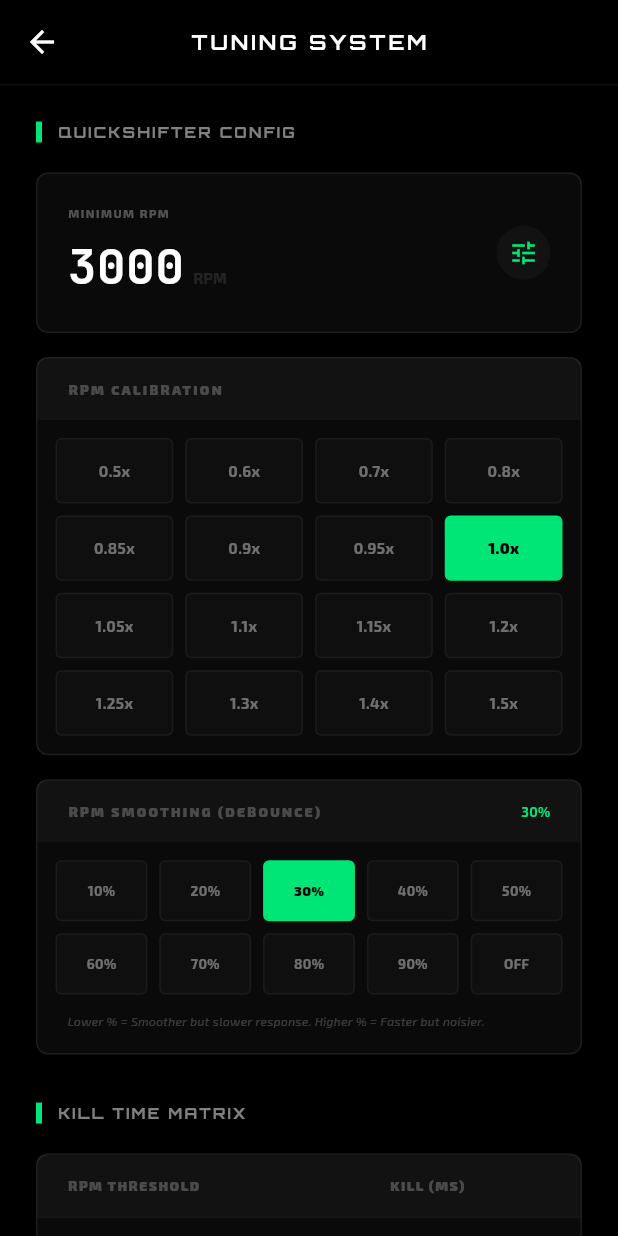
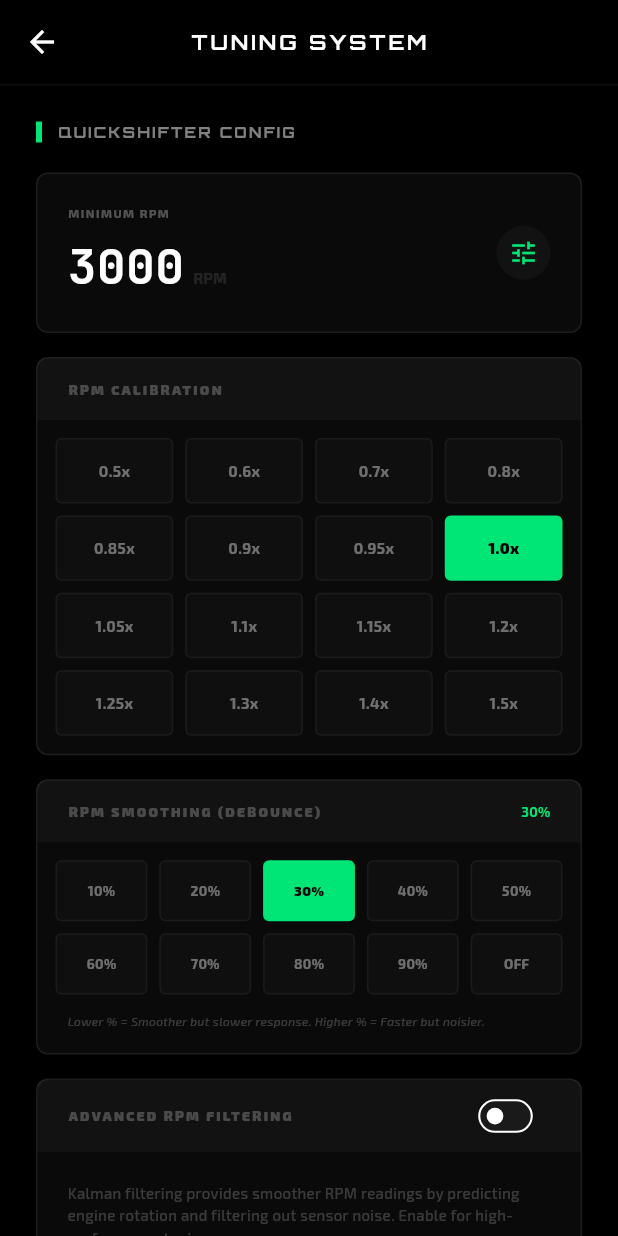
Before and after one commit to Zidanadzi/Antasena-Performance, a Flutter app: the TuningPage screen opened directly, on a phone screen of 412 x 824 dp. Run offline on Flutter 3.47's test engine with Material 3 defaults, Android fonts, the phone set to English and light mode, and no system bars; our stand-ins replace flutter_bluetooth_serial, geolocator, google_fonts, permission_handler, shared_preferences; missing offline and left inert: bluetooth_classic; accounts and stored records are empty.

Commit message:
feat: Add Kalman filter for RPM smoothing
Introduces a Kalman filter option to improve RPM data smoothing. This provides more stable RPM readings, especially in high-vibration environments. Includes adjustable process noise (Q), measurement noise (R), error covariance (P), and initial estimated RPM (X). Settings are now loadable and savable via SharedPreferences.

```diff
--- a/lib/main.dart
+++ b/lib/main.dart
@@ -78,12 +78,22 @@ class AppState extends ChangeNotifier {
   final List<RaceRecord> _history = [];
   final List<DataPoint> _currentRaceData = [];
 
+  // Advanced Filtering
+  bool _useKalmanFilter = false;
+  double _kalmanQ = 0.1; // Process Noise
+  double _kalmanR = 2.0; // Measurement Noise
+  double _kalmanP = 1.0; // Error Covariance
+  double _kalmanX = 0.0; // Estimated RPM
+
   // Getters
   int get rpm => _rpm;
   double get speed => _speed;
   double get minRpmActive => _minRpmActive;
   double get rpmCalibration => _rpmCalibration;
   double get rpmSmoothing => _rpmSmoothing;
+  bool get useKalmanFilter => _useKalmanFilter;
+  double get kalmanQ => _kalmanQ;
+  double get kalmanR => _kalmanR;
   List<int> get tableRpm => _tableRpm;
   List<int> get tableKill => _tableKill;
   bool get isConnected => _isConnected;
@@ -165,6 +175,9 @@ class AppState extends ChangeNotifier {
     _minRpmActive = prefs.getDouble('minRpmActive') ?? 3000;
     _rpmCalibration = prefs.getDouble('rpmCalibration') ?? 1.0;
     _rpmSmoothing = prefs.getDouble('rpmSmoothing') ?? 0.3;
+    _useKalmanFilter = prefs.getBool('useKalmanFilter') ?? false;
+    _kalmanQ = prefs.getDouble('kalmanQ') ?? 0.1;
+    _kalmanR = prefs.getDouble('kalmanR') ?? 2.0;
     final savedRpm = prefs.getStringList('tableRpm');
     if (savedRpm != null) _tableRpm = savedRpm.map(int.parse).toList();
     final savedKill = prefs.getStringList('tableKill');
@@ -472,9 +485,38 @@ class AppState extends ChangeNotifier {
 
   void updateRpm(int val) {
     double calibratedVal = val * _rpmCalibration;
-    // Exponential Moving Average (EMA) for smoothing/debounce
-    // new_rpm = (smoothing * new_val) + ((1 - smoothing) * old_rpm)
-    _rpm = ((_rpmSmoothing * calibratedVal) + ((1 - _rpmSmoothing) * _rpm)).round();
+
+    if (_useKalmanFilter) {
+      // Kalman Filter implementation
+      // Prediction step
+      _kalmanP = _kalmanP + _kalmanQ;
+
+      // Update step
+      double k = _kalmanP / (_kalmanP + _kalmanR);
+      _kalmanX = _kalmanX + k * (calibratedVal - _kalmanX);
+      _kalmanP = (1 - k) * _kalmanP;
+
+      _rpm = _kalmanX.round();
+    } else {
+      // Exponential Moving Average (EMA) for smoothing/debounce
+      // new_rpm = (smoothing * new_val) + ((1 - smoothing) * old_rpm)
+      _rpm = ((_rpmSmoothing * calibratedVal) + ((1 - _rpmSmoothing) * _rpm)).round();
+    }
+    notifyListeners();
+  }
+
+  void setUseKalmanFilter(bool val) {
+    _useKalmanFilter = val;
+    notifyListeners();
+  }
+
+  void setKalmanQ(double val) {
+    _kalmanQ = val;
+    notifyListeners();
+  }
+
+  void setKalmanR(double val) {
+    _kalmanR = val;
     notifyListeners();
   }
 
@@ -616,6 +658,9 @@ class AppState extends ChangeNotifier {
     await prefs.setDouble('minRpmActive', _minRpmActive);
     await prefs.setDouble('rpmCalibration', _rpmCalibration);
     await prefs.setDouble('rpmSmoothing', _rpmSmoothing);
+    await prefs.setBool('useKalmanFilter', _useKalmanFilter);
+    await prefs.setDouble('kalmanQ', _kalmanQ);
+    await prefs.setDouble('kalmanR', _kalmanR);
     await prefs.setStringList('tableRpm', _tableRpm.map((e) => e.toString()).toList());
     await prefs.setStringList('tableKill', _tableKill.map((e) => e.toString()).toList());
 
@@ -1412,6 +1457,8 @@ class _TuningPageState extends State<TuningPage> {
             _buildStealthCalibrationSelector(state),
             const SizedBox(height: 16),
             _buildStealthSmoothingSelector(state),
+            const SizedBox(height: 16),
+            _buildAdvancedFilteringSection(state),
 
             const SizedBox(height: 32),
             _buildSectionHeader('KILL TIME MATRIX'),
@@ -1564,6 +1611,94 @@ class _TuningPageState extends State<TuningPage> {
               }).toList(),
             ),
           ),
+        ],
+      ),
+    );
+  }
+
+  Widget _buildAdvancedFilteringSection(AppState state) {
+    return Container(
+      decoration: BoxDecoration(
+        color: const Color(0xFF0A0A0A),
+        borderRadius: BorderRadius.circular(8),
+        border: Border.all(color: Colors.white.withOpacity(0.08)),
+      ),
+      clipBehavior: Clip.antiAlias,
+      child: Column(
+        crossAxisAlignment: CrossAxisAlignment.start,
+        children: [
+          Container(
+            width: double.infinity,
+            padding: const EdgeInsets.symmetric(vertical: 0, horizontal: 20),
+            color: Colors.white.withOpacity(0.03),
+            child: Row(
+              mainAxisAlignment: MainAxisAlignment.spaceBetween,
+              children: [
+                const Text(
+                  'ADVANCED RPM FILTERING',
+                  style: TextStyle(fontSize: 9, fontWeight: FontWeight.w900, color: Colors.white24, letterSpacing: 1.5)
+                ),
+                Transform.scale(
+                  scale: 0.7,
+                  child: Switch(
+                    value: state.useKalmanFilter,
+                    onChanged: (val) => state.setUseKalmanFilter(val),
+                    activeColor: const Color(0xFF00E676),
+                    activeTrackColor: const Color(0xFF00E676).withOpacity(0.2),
+                  ),
+                ),
+              ],
+            ),
+          ),
+          if (state.useKalmanFilter) ...[
+            Padding(
+              padding: const EdgeInsets.fromLTRB(20, 16, 20, 0),
+              child: Row(
+                mainAxisAlignment: MainAxisAlignment.spaceBetween,
+                children: [
+                  const Text('PROCESS NOISE (Q)', style: TextStyle(color: Colors.white38, fontSize: 10, fontWeight: FontWeight.bold)),
+                  Text(state.kalmanQ.toStringAsFixed(2), style: const TextStyle(color: Color(0xFF00E676), fontSize: 10, fontWeight: FontWeight.bold)),
+                ],
+              ),
+            ),
+            Slider(
+              value: state.kalmanQ,
+              min: 0.01,
+              max: 1.0,
+              divisions: 99,
+              activeColor: const Color(0xFF00E676),
+              inactiveColor: Colors.white.withOpacity(0.05),
+              onChanged: (val) => state.setKalmanQ(val),
+            ),
+            Padding(
+              padding: const EdgeInsets.fromLTRB(20, 0, 20, 0),
+              child: Row(
+                mainAxisAlignment: MainAxisAlignment.spaceBetween,
+                children: [
+                  const Text('MEASUREMENT NOISE (R)', style: TextStyle(color: Colors.white38, fontSize: 10, fontWeight: FontWeight.bold)),
+                  Text(state.kalmanR.toStringAsFixed(1), style: const TextStyle(color: Color(0xFF00E676), fontSize: 10, fontWeight: FontWeight.bold)),
+                ],
+              ),
+            ),
+            Slider(
+              value: state.kalmanR,
+              min: 0.1,
+              max: 10.0,
+              divisions: 99,
+              activeColor: const Color(0xFF00E676),
+              inactiveColor: Colors.white.withOpacity(0.05),
+              onChanged: (val) => state.setKalmanR(val),
+            ),
+            const SizedBox(height: 10),
+          ] else ...[
+            Padding(
+              padding: const EdgeInsets.all(20),
+              child: Text(
+                'Kalman filtering provides smoother RPM readings by predicting engine rotation and filtering out sensor noise. Enable for high-performance tuning.',
+                style: TextStyle(color: Colors.white.withOpacity(0.2), fontSize: 10, height: 1.5),
+              ),
+            ),
+          ]
         ],
       ),
     );
```
